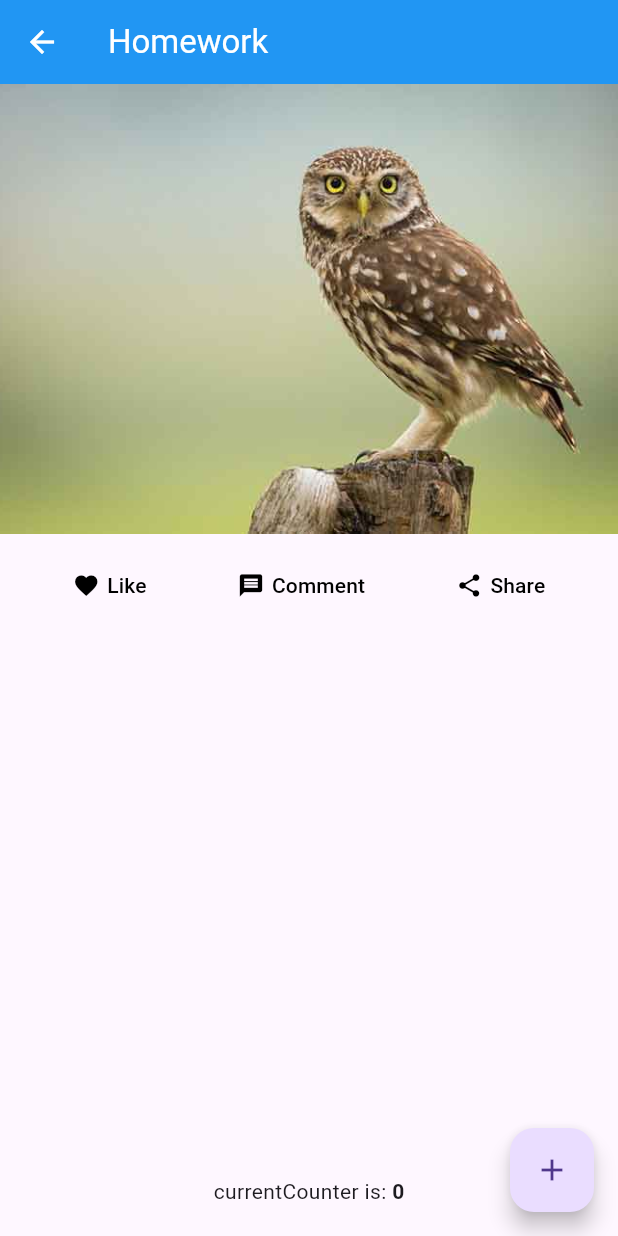
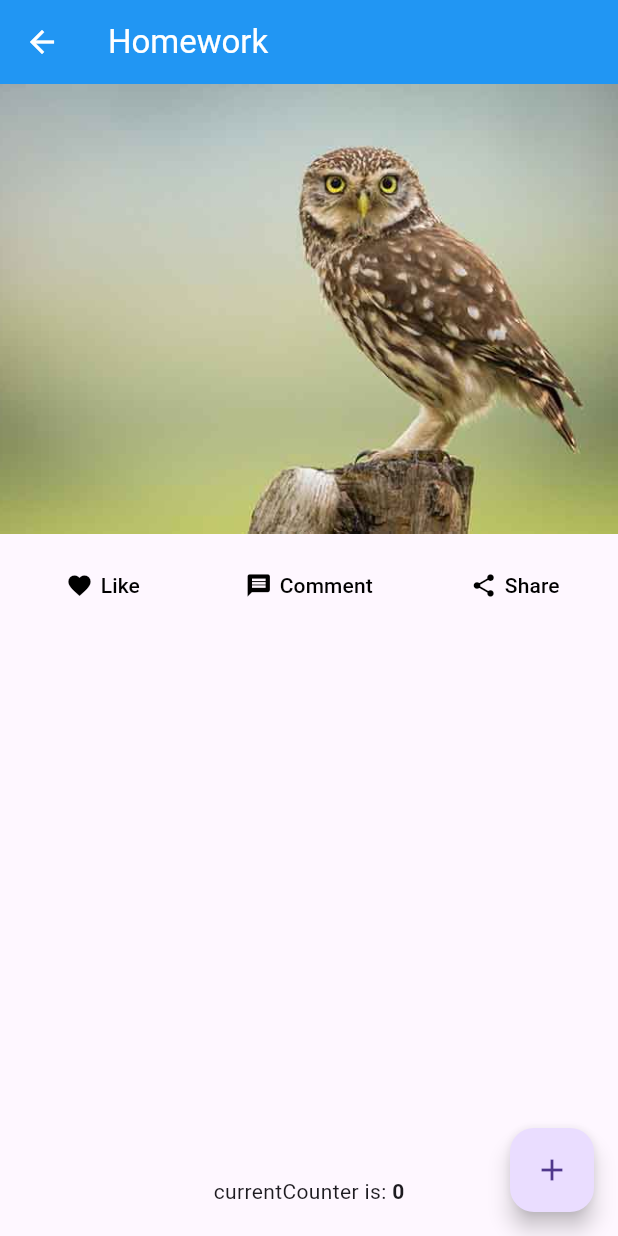
Before and after one commit to nguyenvanhaiduy/Must-have-widgets, a Flutter app: the Homework screen opened directly, on a phone screen of 412 x 824 dp. Run offline on Flutter 3.47's test engine with Material 3 defaults, Android fonts, the phone set to English and light mode, and no system bars.

Commit message:
update ui textbutton

```diff
--- a/lib/bt_ui_co_ban.dart
+++ b/lib/bt_ui_co_ban.dart
@@ -1,4 +1,6 @@
+import 'package:flutter/cupertino.dart';
 import 'package:flutter/material.dart';
+import 'package:flutter/widgets.dart';
 
 class Homework extends StatefulWidget {
   const Homework({super.key});
@@ -36,7 +38,8 @@ class _HomeworkState extends State<Homework> {
               Row(
                 mainAxisAlignment: MainAxisAlignment.spaceEvenly,
                 children: [
-                  Item(
+                  Expanded(
+                    child: Item(
                         like
                             ? const Icon(Icons.favorite, color: Colors.red)
                             : const Icon(Icons.favorite),
@@ -45,8 +48,11 @@ class _HomeworkState extends State<Homework> {
                         like = !like;
                       });
                     }),
-                  Item(const Icon(Icons.message), 'Comment', () {}),
-                  Item(const Icon(Icons.share), 'Share', () {}),
+                  ),
+                  Expanded(
+                      child: Item(const Icon(Icons.message), 'Comment', () {})),
+                  Expanded(
+                      child: Item(const Icon(Icons.share), 'Share', () {})),
                 ],
               ),
             ],
@@ -89,6 +95,7 @@ Widget Item(Icon icon, String title, Function() onPressed) {
     ),
     onPressed: onPressed,
     child: Row(
+      mainAxisAlignment: MainAxisAlignment.center,
       children: [
         icon,
         const SizedBox(width: 5),
```
Lines whose indentation alone changed are shown as unchanged.
